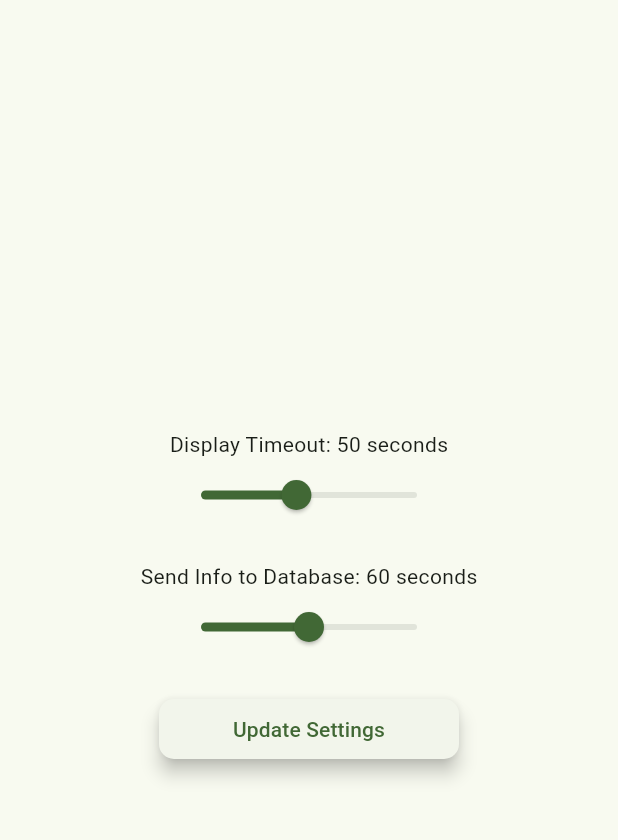
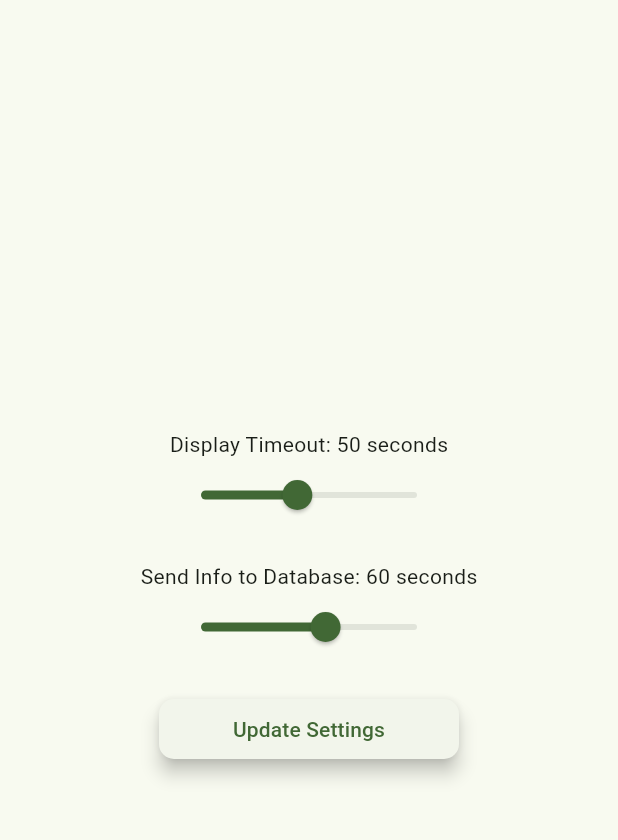
Before and after one commit to gilrom/smart-garden, a Flutter app: the screen it shows after launch, in the side drawer, after a tap on "Settings", on a phone screen of 412 x 824 dp, the part 63-903 px from its top. Run offline on Flutter 3.47's test engine with Material 3 defaults, Android fonts, the phone set to English and light mode, and no system bars; our stand-ins replace firebase_core, firebase_database, syncfusion_flutter_charts; accounts and stored records are empty.

```diff
--- a/smart_garden_app/lib/my_home_screen.dart
+++ b/smart_garden_app/lib/my_home_screen.dart
@@ -5,6 +5,7 @@ import 'reading.dart';
 import 'package:intl/intl.dart';
 import 'settings_screen.dart';
 import 'package:provider/provider.dart';
+import "recommendation_screen.dart";
 
 ReadingData? lastReading;
 bool online = false;
@@ -22,7 +23,7 @@ class _MyHomeScreenState extends State<MyHomeScreen> {
   var veryHighColor = Color.fromRGBO(0, 0, 255, 0.7);
   var goodColor = Color.fromRGBO(0, 255, 0, 0.7);
   var lowColor = Color.fromRGBO(255, 255, 0, 0.7);
-  var veryLowColor = Color.fromRGBO(255, 165, 0, 0.7);
+  var veryLowColor = Color.fromRGBO(255, 140, 0, 0.947);
   @override
   Widget build(BuildContext context) {
     var timeFormat = DateFormat.Hms();
@@ -31,13 +32,14 @@ class _MyHomeScreenState extends State<MyHomeScreen> {
     }
     DateTime now = DateTime.now();
     var statusCard, tempratureCard,humidityCard, moistureCard, lightCard;
-    if(now.difference(lastReading!.timestamp!).inSeconds <  sendInfoToDatabaseValue + 20){
+    print("send to screen: ${sendInfoToDatabaseValue}");
+    if(now.difference(lastReading!.timestamp!).inSeconds <  sendInfoToDatabaseValue + 5){
       online = true;
       statusCard = Card(
           child: ListTile(
             leading: Icon(Icons.power_settings_new),
-            title: Text("Device is online"),)
-          );
+            title: Text("Device is online"),
+            subtitle: Text("Getting readings every ${sendInfoToDatabaseValue} seconds")));
     }
     else{
       online = false;
@@ -85,7 +87,9 @@ class _MyHomeScreenState extends State<MyHomeScreen> {
         );
     }
     //ground moisture status
-    if(int.parse(lastReading!.moisture!) > 80){
+    double moisture = double.parse(lastReading!.moisture!);
+    print("${moisture}");
+    if(moisture > 50){
       moistureCard = Card(
           child: ListTile(
             leading: Icon(Icons.water_drop_rounded),
@@ -95,13 +99,45 @@ class _MyHomeScreenState extends State<MyHomeScreen> {
           color: errorColor,
         );
     }
+    //very low moist
+    else if(moisture < (dryGroundValue+lowMoistValue) / 2){
+      moistureCard = Card(
+          child: ListTile(
+            leading: Icon(Icons.water_drop_rounded),
+            title: Text("${moisture}%"),
+            subtitle: Text("Moisture is very low"),
+          ),
+          color: veryLowColor,
+        );
+    }
+    else if((moisture >= (dryGroundValue+lowMoistValue) / 2) && moisture <= lowMoistValue){
+      moistureCard = Card(
+          child: ListTile(
+            leading: Icon(Icons.water_drop_rounded),
+            title: Text("${moisture}%"),
+            subtitle: Text("Moisture is a bit low"),
+          ),
+          color: lowColor,
+        );
+    }
+    else if(moisture < highMoistValue){
+      moistureCard = Card(
+          child: ListTile(
+            leading: Icon(Icons.water_drop_rounded),
+            title: Text("${moisture}%"),
+            subtitle: Text("Moisture level is good"),
+          ),
+          color: goodColor,
+        );
+    }
     else{
       moistureCard = Card(
           child: ListTile(
             leading: Icon(Icons.water_drop_rounded),
-            title: Text("${lastReading!.moisture!}%"),
-            subtitle: Text("Ground Moisture"),
+            title: Text("${moisture}%"),
+            subtitle: Text("Moisture level is very high"),
           ),
+          color: veryHighColor,
         );
     }
     if(lastReading!.light! == "100"){
@@ -137,6 +173,7 @@ class _MyHomeScreenState extends State<MyHomeScreen> {
             subtitle: Text("Reading Time"),
           ),
         ),
+        Card(child: CustomButton(onPressed: (){setState(() {});}, label: "Refresh"))
       ],
     );
 }
@@ -144,10 +181,12 @@ class _MyHomeScreenState extends State<MyHomeScreen> {
   @override
   void initState() {
     super.initState();
-    _listenToFirebase();
+    _listenToReadings();
+    _listenToSettings();
+    _listenToGroundSettings();
   }
 
-  void _listenToFirebase() {
+  void _listenToReadings() {
     databaseReference.child(readingsPath).onChildAdded.listen((DatabaseEvent event){
       setState(() {
         print("got new reading!");
@@ -157,6 +196,29 @@ class _MyHomeScreenState extends State<MyHomeScreen> {
         Provider.of<MyHomeScreenNotifier>(context, listen: false).notify();
       });
   }
+  void _listenToSettings() {
+    databaseReference.child(settingsPath).onValue.listen((DatabaseEvent event){
+      setState(() {
+        print("got new settings reading!");
+        Map fields = event.snapshot.value as Map;
+        displayTimeoutValue = fields['display time out'];
+        sendInfoToDatabaseValue = fields['send information to database'];
+        // Provider.of<SettingsNotifier>(context, listen: false).notify();
+        });
+    });
+  }
+  void _listenToGroundSettings() {
+    databaseReference.child(groundSettingsPath).onValue.listen((DatabaseEvent event){
+      setState(() {
+        print("got new recommendation reading!");
+        Map fields = event.snapshot.value as Map;
+        highMoistValue = fields['high_moist'];
+        lowMoistValue = fields['low_moist'];
+        dryGroundValue = fields['dry_value'];
+        // Provider.of<GroundSettingsNotifier>(context, listen: false).notify();
+        });
+    });
+  }
 }
 
 // Create a notifier class
@@ -165,3 +227,13 @@ class MyHomeScreenNotifier extends ChangeNotifier {
     notifyListeners();
   }
 }
+// class GroundSettingsNotifier extends ChangeNotifier {
+//   void notify() {
+//     notifyListeners();
+//   }
+// }
+// class SettingsNotifier extends ChangeNotifier {
+//   void notify() {
+//     notifyListeners();
+//   }
+// }
--- a/smart_garden_app/lib/settings_screen.dart
+++ b/smart_garden_app/lib/settings_screen.dart
@@ -2,10 +2,6 @@ import 'package:flutter/material.dart';
 import 'package:firebase_database/firebase_database.dart';
 import 'main.dart';
 
-double displayTimeoutValue = 50;
-double sendInfoToDatabaseValue = 60;
-String wifiName = '';
-String wifiPassword = '';
 bool showPassword = false;
 
 class SettingsScreen extends StatefulWidget {
@@ -22,18 +18,15 @@ class _SettingsScreenState extends State<SettingsScreen> {
     _fetchInitialValues();
   }
 
-  void _fetchInitialValues() async {
-    //DatabaseReference ref = FirebaseDatabase.instance.ref(settingsPath);
-    final refn = FirebaseDatabase.instance.ref();
-    final snapshot = await refn.child(settingsPath).get();
-    Map<dynamic, dynamic>? values = snapshot.value as Map<dynamic, dynamic>?;
-
-    if (values != null) {
+  void _fetchInitialValues(){
+    databaseReference.child(settingsPath).onValue.listen((DatabaseEvent event){
       setState(() {
-        displayTimeoutValue = (values['display time out']?.toDouble() ?? 50000) / 1000;
-        sendInfoToDatabaseValue = (values['send information to database']?.toDouble() ?? 60000) / 1000;
-      });
-    }
+        print("got new settings reading!");
+        Map fields = event.snapshot.value as Map;
+        displayTimeoutValue = fields['display time out'];
+        sendInfoToDatabaseValue = fields['send information to database'];
+        });
+    });
   }
 
   @override
@@ -56,7 +49,7 @@ Widget build(BuildContext context) {
                     value: displayTimeoutValue,
                     min: 10,
                     max: 100,
-                    divisions: 100,
+                    divisions: 90,
                     onChanged: (value) {
                       setState(() {
                         displayTimeoutValue = value;
@@ -76,9 +69,9 @@ Widget build(BuildContext context) {
                   Text('Send Info to Database: ${sendInfoToDatabaseValue.round()} seconds'),
                   Slider(
                     value: sendInfoToDatabaseValue,
-                    min: 20,
+                    min: 5,
                     max: 100,
-                    divisions: 100,
+                    divisions: 95,
                     onChanged: (value) {
                       setState(() {
                         sendInfoToDatabaseValue = value;
@@ -93,7 +86,10 @@ Widget build(BuildContext context) {
           SizedBox(
             width: 200,
             child: CustomButton(
-              onPressed: _updateFirebaseData,
+              onPressed: (){
+                _updateFirebaseData();
+                Navigator.pop(context);
+              },
               label: 'Update Settings',
             ),
           ),
@@ -107,14 +103,12 @@ Widget build(BuildContext context) {
     DatabaseReference ref = FirebaseDatabase.instance.ref(settingsPath);
 
     Map<String, dynamic> updateData = {
-      'display time out': (displayTimeoutValue * 1000).round(),
+      'display time out': (displayTimeoutValue).round(),
       'new settings': 1,
-      'send information to database': (sendInfoToDatabaseValue * 1000).round(),
+      'send information to database': (sendInfoToDatabaseValue).round(),
     };
 
     await ref.update(updateData);
-
-    _fetchInitialValues();
   }
 }
 
--- a/smart_garden_app/lib/wifi_screen.dart
+++ b/smart_garden_app/lib/wifi_screen.dart
@@ -70,7 +70,10 @@ Widget build(BuildContext context) {
           SizedBox(
             width: 200,
             child: CustomButton(
-              onPressed: _updateFirebaseData,
+              onPressed: (){
+                _updateFirebaseData();
+                Navigator.pop(context);
+              },
               label: 'Update Wifi',
             ),
           ),
```
Also changed, not shown: smart_garden_app/lib/ground_settings_screen.dart (+70 -20 lines), smart_garden_app/lib/main.dart (+4 -12 lines), smart_garden_app/lib/recommendation_screen.dart (+34 -36 lines), smart_garden_app/lib/stats_screen.dart (+7 -1 lines).
